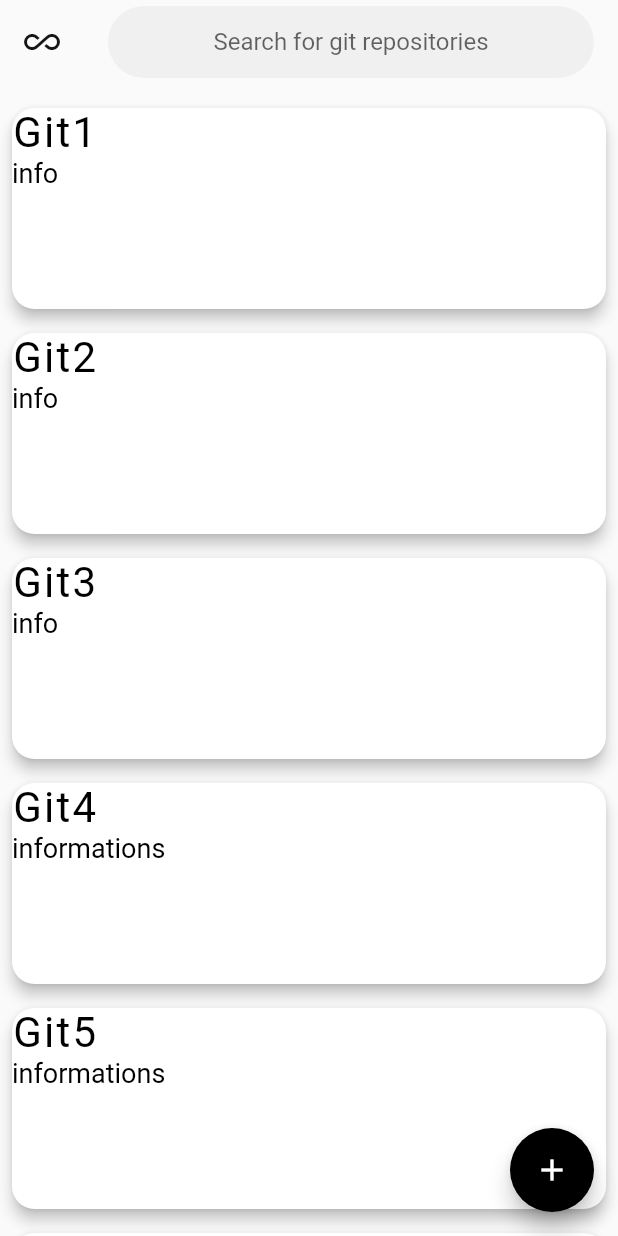
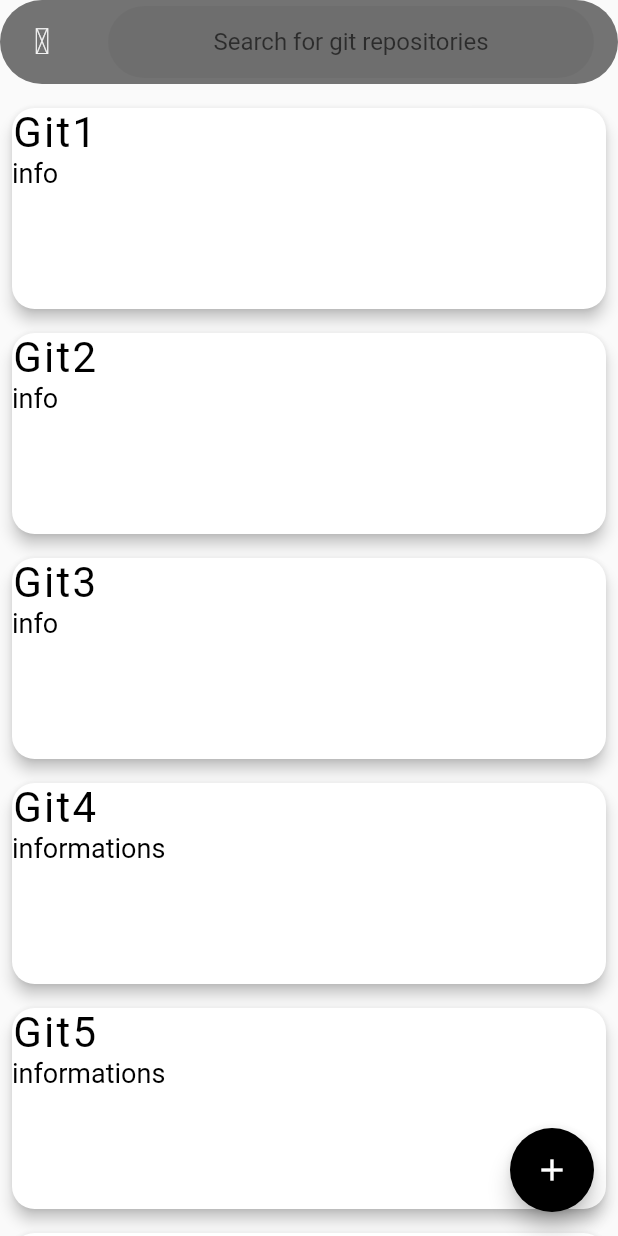
Before and after one commit to 42-Towels/Towel-app, a Flutter app: the screen it shows after launch, on a phone screen of 412 x 824 dp. Run offline on Flutter 3.47's test engine with Material 2 defaults, Android fonts, the phone set to English and light mode, and no system bars.

Commit message:
Towel Icon not working (yet)

```diff
--- /dev/null
+++ b/lib/assets/towel_icons.dart
@@ -0,0 +1,10 @@
+import 'package:flutter/widgets.dart';
+
+class TowelIcon {
+  TowelIcon._();
+
+  static const _kFontFam = 'Towel';
+  static const _kFontPkg = null;
+
+  static const IconData towel = IconData(0xe800, fontFamily: _kFontFam, fontPackage: _kFontPkg);
+}
--- a/lib/main.dart
+++ b/lib/main.dart
@@ -3,6 +3,7 @@ import 'package:flutter/material.dart';
 import 'Widgets/GitCardList.dart';
 import 'Widgets/GitCard.dart';
 import 'Styles/TowelStyles.dart';
+import 'assets/towel_icons.dart';
 
 
 void main() => runApp(MyApp());
@@ -36,7 +37,7 @@ class _TowelState extends State<Towel> {
   Widget build(BuildContext context) {
     return Scaffold(
       appBar: AppBar(
-        backgroundColor: Colors.transparent,
+        backgroundColor: Colors.black54,
         title: searchBar(),
         shape: RoundedRectangleBorder(
           borderRadius: BorderRadius.circular(32),
@@ -44,7 +45,7 @@ class _TowelState extends State<Towel> {
         toolbarOpacity: 0.75,
         bottomOpacity: 0,
         elevation: 0,
-        leading: Icon(Icons.all_inclusive, color: Colors.black),
+        leading: Icon(TowelIcon.towel),
       ),
       body: GitCardList(),
       floatingActionButton: FloatingActionButton(
--- a/pubspec.yaml
+++ b/pubspec.yaml
@@ -34,7 +34,10 @@ dev_dependencies:
 
 # The following section is specific to Flutter.
 flutter:
-
+  fonts:
+  - family:  Towel
+    fonts:
+      - asset: assets/fonts/Towel.ttf
   # The following line ensures that the Material Icons font is
   # included with your application, so that you can use the icons in
   # the material Icons class.
```
